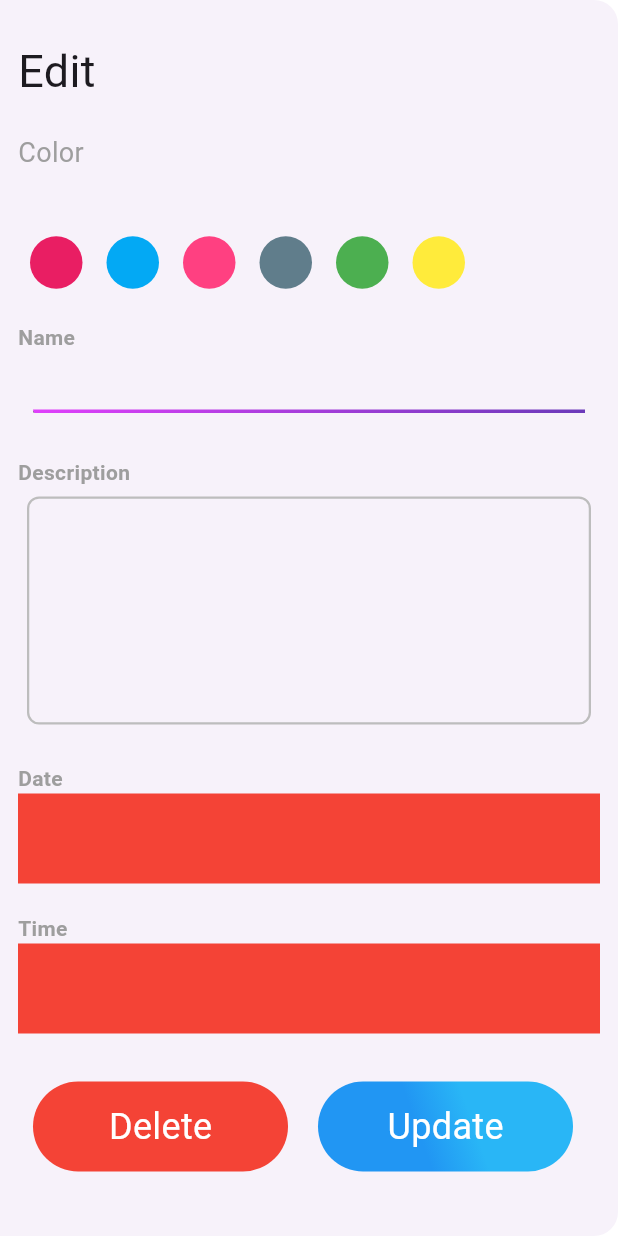
After one commit to alyAly12/todo-app, a Flutter app: the screen it shows after launch, after a tap on "shopping list, food for the week and any", on a phone screen of 412 x 824 dp. The commit adds this screen. Run offline on Flutter 3.47's test engine with Material 2 defaults, Android fonts, the phone set to English and light mode, and no system bars.

Commit message:
create edit note drawer

```diff
--- a/lib/view/notes_view.dart
+++ b/lib/view/notes_view.dart
@@ -1,5 +1,6 @@
 
 import 'package:flutter/material.dart';
+
 import 'package:todo_task/view/widgets/notes_view_body.dart';
 import 'package:todo_task/view/widgets/side_drawer.dart';
 
--- /dev/null
+++ b/lib/view/widgets/edit_drawer.dart
@@ -0,0 +1,169 @@
+import 'package:flutter/material.dart';
+import 'package:todo_task/view/widgets/custom_text_field.dart';
+
+import 'color_picker_widget.dart';
+
+
+class EditDrawer extends StatefulWidget {
+  const EditDrawer({super.key});
+
+  @override
+  State<EditDrawer> createState() => _EditDrawerState();
+}
+
+class _EditDrawerState extends State<EditDrawer> {
+  final List<Color> color=[
+    Colors.pink,
+    Colors.lightBlue,
+    Colors.pinkAccent,
+    Colors.blueGrey,
+    Colors.green,
+    Colors.yellow,
+  ];
+  late int selectedIndex ;
+  @override
+  Widget build(BuildContext context) {
+    return GestureDetector(
+      onTap: (){
+        FocusScope.of(context).unfocus();
+      },
+      child: Drawer(
+        width: MediaQuery.of(context).size.width*0.8,
+        child:   Padding(
+          padding:  const EdgeInsets.symmetric(vertical: 26,horizontal: 12),
+          child: Column(
+            crossAxisAlignment: CrossAxisAlignment.start,
+            children: [
+              const Text(
+                'Edit',
+                style: TextStyle(
+                    fontSize: 30,
+                    fontWeight: FontWeight.normal
+                ),
+              ),
+              const SizedBox(height: 20,),
+              const Text(
+                'Color',
+                style: TextStyle(
+                    fontSize: 18,
+                    fontWeight: FontWeight.normal,
+                    color: Colors.grey
+                ),
+              ),
+              const SizedBox(height: 20,),
+              SizedBox(
+                width: double.infinity,
+                height: 80,
+                child: ListView.builder(
+                    scrollDirection: Axis.horizontal,
+                    itemCount: color.length,
+                    itemBuilder: (context,index){
+                      return Padding(
+                        padding: const EdgeInsets.all(8.0),
+                        child: ColorPickerWidget(color: color[index], fun: () {
+                          setState(() {
+                            selectedIndex = index;
+                          });
+                        } ,),
+                      );
+                    }),
+              ),
+              const Text('Name',
+                style: TextStyle(color: Colors.grey,fontWeight: FontWeight.bold),
+              ),
+
+              //  TODO add custom text field
+              const CustomTitleTextField(),
+              const SizedBox(height: 20,),
+              const Text('Description',
+                style: TextStyle(color: Colors.grey,fontWeight: FontWeight.bold),
+              ),
+              const Padding(
+                padding:  EdgeInsets.all(6.0),
+                child: CustomBodyTextField(),
+              ),
+              const SizedBox(height: 20,),
+              const Text('Date',
+                style: TextStyle(color: Colors.grey,fontWeight: FontWeight.bold),
+              ),
+              //TODO date picker
+              Container(
+                width: double.infinity,
+                height: 60,
+                color: Colors.red,
+              ),
+              const SizedBox(height: 20,),
+              // TODO time picker
+              const Text('Time',
+                style: TextStyle(color: Colors.grey,fontWeight: FontWeight.bold),
+              ),
+              Container(
+                width: double.infinity,
+                height: 60,
+                color: Colors.red,
+              ),
+              const SizedBox(height: 20,),
+              Row(
+                children: [
+                  Padding(
+                    padding: const EdgeInsets.symmetric(vertical: 12,horizontal: 10),
+                    child: GestureDetector(
+                      onTap: (){},
+                      child: Container(
+                        width: 170,
+                        height: 60,
+                        decoration: BoxDecoration(
+                          color: Colors.red,
+
+                          borderRadius: BorderRadius.circular(45),
+                        ),
+                        child:  const Center(
+                          child: Text('Delete',
+                            style: TextStyle(
+                                color: Colors.white,
+                                fontWeight: FontWeight.normal,
+                                fontSize: 24
+                            ),
+                          ),
+                        ),
+                      ),
+                    ),
+                  ),
+                  Padding(
+                    padding: const EdgeInsets.symmetric(vertical: 12,horizontal: 10),
+                    child: GestureDetector(
+                      onTap: (){},
+                      child: Container(
+                        width: 170,
+                        height: 60,
+                        decoration: BoxDecoration(
+                          color: Colors.lightBlue,
+                          gradient:  LinearGradient(
+                            begin:Alignment.topRight ,
+                            end: Alignment.bottomLeft,
+                            stops:const [0.4,0.6,],
+                            colors: [Colors.lightBlue.shade400,Colors.blue,],
+                          ),
+                          borderRadius: BorderRadius.circular(45),
+                        ),
+                        child:  const Center(
+                          child: Text('Update',
+                            style: TextStyle(
+                                color: Colors.white,
+                                fontWeight: FontWeight.normal,
+                                fontSize: 24
+                            ),
+                          ),
+                        ),
+                      ),
+                    ),
+                  )
+                ],
+              )
+            ],
+          ),
+        ),
+      ),
+    );
+  }
+}
--- a/lib/view/widgets/note_item.dart
+++ b/lib/view/widgets/note_item.dart
@@ -1,4 +1,6 @@
 import 'package:flutter/material.dart';
+
+import 'package:todo_task/view/widgets/edit_drawer.dart';
 
 class NoteItem extends StatelessWidget {
   const NoteItem({super.key, });
@@ -8,7 +10,11 @@ class NoteItem extends StatelessWidget {
     DateTime now = DateTime.now();
     int hour = now.hour;
     int minute = now.minute;
-    return Container(
+    return GestureDetector(
+      onTap: (){
+        Navigator.push(context, MaterialPageRoute(builder: (context)=>const EditDrawer()));
+      },
+      child: Container(
         padding: const EdgeInsets.symmetric(vertical: 16,horizontal: 16),
         decoration: BoxDecoration(
           borderRadius: BorderRadius.circular(12),
@@ -56,6 +62,7 @@ class NoteItem extends StatelessWidget {
             )
           ],
         ),
+      ),
     );
   }
 }
```
Lines whose indentation alone changed are shown as unchanged.
